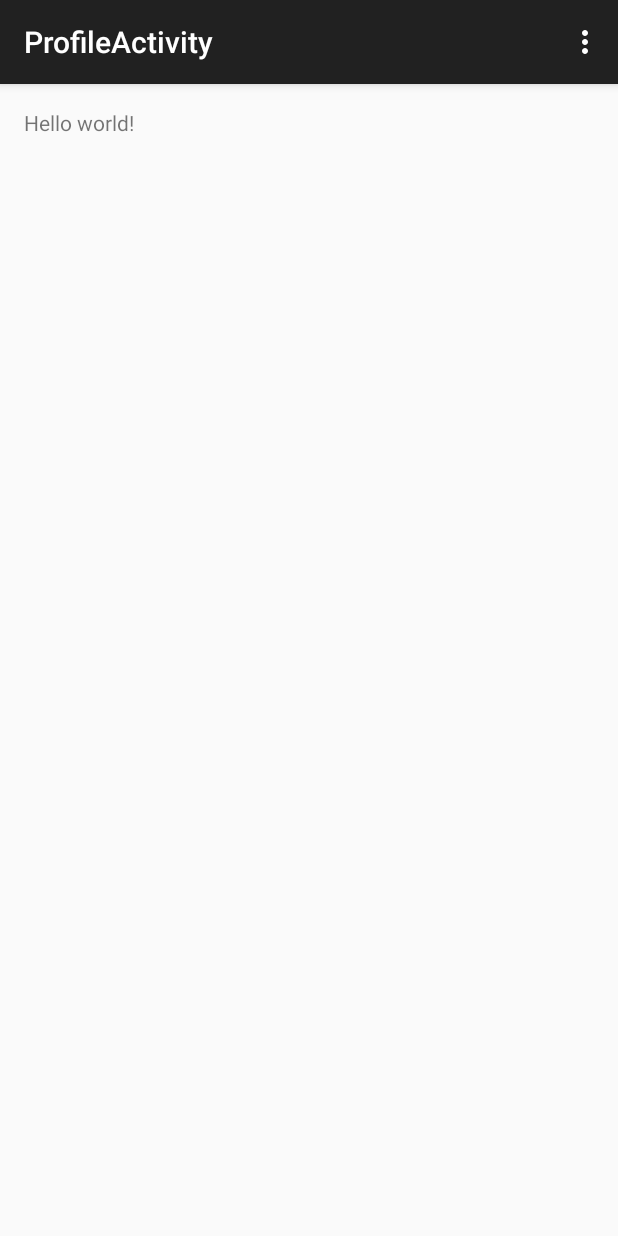
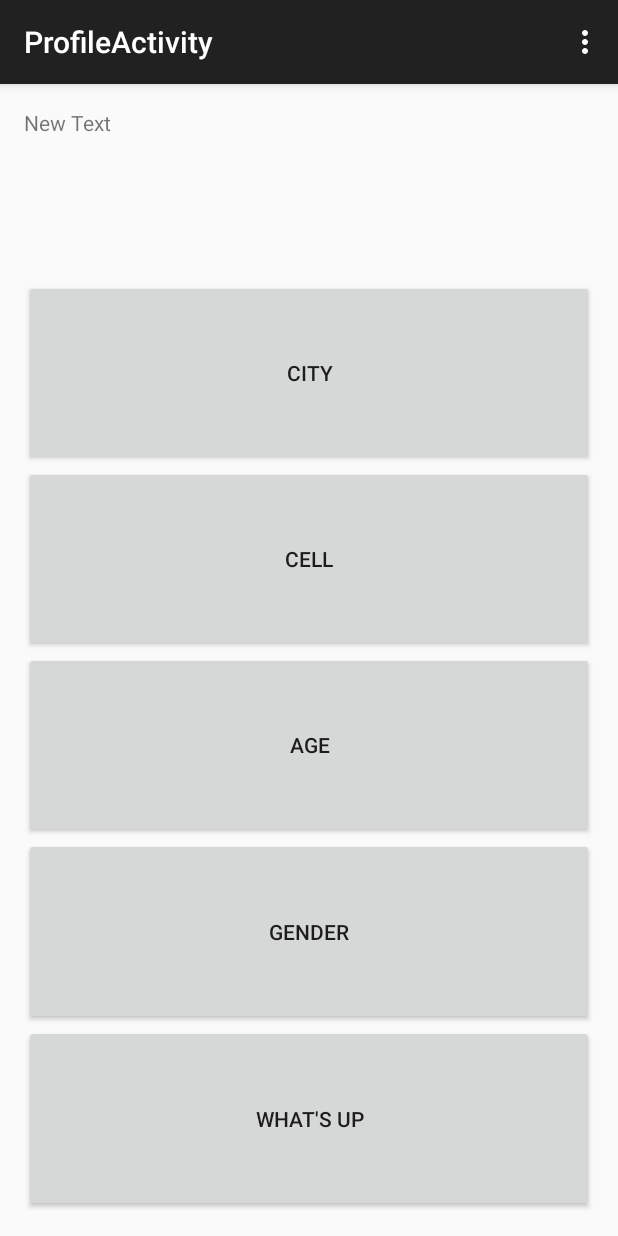
Before and after one commit to mbsplg/Team16Project, an Android app: the ProfileActivity screen opened directly, with no data from a screen before it, on a phone screen of 412 x 824 dp. Run offline under Robolectric (Android 15) with nearby library versions, the phone set to English and light mode, and no system bars.

Commit message:
Added mockup xml layout for FriendListActivity and ProfileActivity

```diff
--- a/TextbookTrader/app/src/main/java/team16project/textbooktrader/FriendListActivity.java
+++ b/TextbookTrader/app/src/main/java/team16project/textbooktrader/FriendListActivity.java
@@ -4,6 +4,7 @@ import android.support.v7.app.AppCompatActivity;
 import android.os.Bundle;
 import android.view.Menu;
 import android.view.MenuItem;
+import android.widget.ListView;
 
 public class FriendListActivity extends AppCompatActivity {
 
@@ -11,6 +12,8 @@ public class FriendListActivity extends AppCompatActivity {
     protected void onCreate(Bundle savedInstanceState) {
         super.onCreate(savedInstanceState);
         setContentView(R.layout.activity_friend_list);
+
+        ListView listView = (ListView)findViewById(R.id.friendListView);
     }
 
     @Override
--- a/TextbookTrader/app/src/main/res/layout/activity_friend_list.xml
+++ b/TextbookTrader/app/src/main/res/layout/activity_friend_list.xml
@@ -8,9 +8,10 @@
                 android:paddingBottom="@dimen/activity_vertical_margin"
                 tools:context="team16project.textbooktrader.FriendListActivity">
 
-    <TextView
-        android:text="@string/hello_world"
+    <ListView
         android:layout_width="wrap_content"
-        android:layout_height="wrap_content"/>
-
+        android:layout_height="wrap_content"
+        android:id="@+id/friendListView"
+        android:layout_centerVertical="true"
+        android:layout_centerHorizontal="true"/>
 </RelativeLayout>
--- a/TextbookTrader/app/src/main/res/layout/activity_profile.xml
+++ b/TextbookTrader/app/src/main/res/layout/activity_profile.xml
@@ -1,16 +1,66 @@
-<RelativeLayout xmlns:android="http://schemas.android.com/apk/res/android"
+<LinearLayout xmlns:android="http://schemas.android.com/apk/res/android"
                 xmlns:tools="http://schemas.android.com/tools"
                 android:layout_width="match_parent"
                 android:layout_height="match_parent"
+                android:orientation="vertical"
                 android:paddingLeft="@dimen/activity_horizontal_margin"
                 android:paddingRight="@dimen/activity_horizontal_margin"
                 android:paddingTop="@dimen/activity_vertical_margin"
                 android:paddingBottom="@dimen/activity_vertical_margin"
-                tools:context="team16project.textbooktrader.ProfileActivity">
+                tools:context="team16project.textbooktrader.ProfileActivity"
+              android:weightSum="1">
 
-    <TextView
-        android:text="@string/hello_world"
-        android:layout_width="wrap_content"
-        android:layout_height="wrap_content"/>
+    <LinearLayout
+        android:orientation="horizontal"
+        android:layout_width="match_parent"
+        android:layout_height="wrap_content"
+        android:layout_gravity="center_horizontal"
+        android:layout_weight="0.20">
 
-</RelativeLayout>
+        <TextView
+            android:layout_width="match_parent"
+            android:layout_height="match_parent"
+            android:text="New Text"
+            android:id="@+id/textView"/>
+    </LinearLayout>
+
+    <Button
+        android:layout_width="match_parent"
+        android:layout_height="wrap_content"
+        android:text="@string/profile_city_button"
+        android:id="@+id/button"
+        android:layout_gravity="center_horizontal"
+        android:layout_weight="0.16"/>
+
+    <Button
+        android:layout_width="match_parent"
+        android:layout_height="wrap_content"
+        android:text="@string/profile_cell_button"
+        android:id="@+id/button2"
+        android:layout_gravity="center_horizontal"
+        android:layout_weight="0.16"/>
+
+    <Button
+        android:layout_width="match_parent"
+        android:layout_height="wrap_content"
+        android:text="@string/profile_age_button"
+        android:id="@+id/button3"
+        android:layout_gravity="center_horizontal"
+        android:layout_weight="0.16"/>
+
+    <Button
+        android:layout_width="match_parent"
+        android:layout_height="wrap_content"
+        android:text="@string/profile_gender_button"
+        android:id="@+id/button4"
+        android:layout_gravity="center_horizontal"
+        android:layout_weight="0.16"/>
+
+    <Button
+        android:layout_width="match_parent"
+        android:layout_height="wrap_content"
+        android:text="@string/profile_comment_button"
+        android:id="@+id/button5"
+        android:layout_gravity="center_horizontal"
+        android:layout_weight="0.16"/>
+</LinearLayout>
--- a/TextbookTrader/app/src/main/res/values/strings.xml
+++ b/TextbookTrader/app/src/main/res/values/strings.xml
@@ -16,4 +16,9 @@
 
     <string name="hello_world">Hello world!</string>
     <string name="title_activity_friend_list">FriendListActivity</string>
+    <string name="profile_city_button">City</string>
+    <string name="profile_cell_button">Cell</string>
+    <string name="profile_age_button">Age</string>
+    <string name="profile_gender_button">Gender</string>
+    <string name="profile_comment_button">What's up</string>
 </resources>
```
